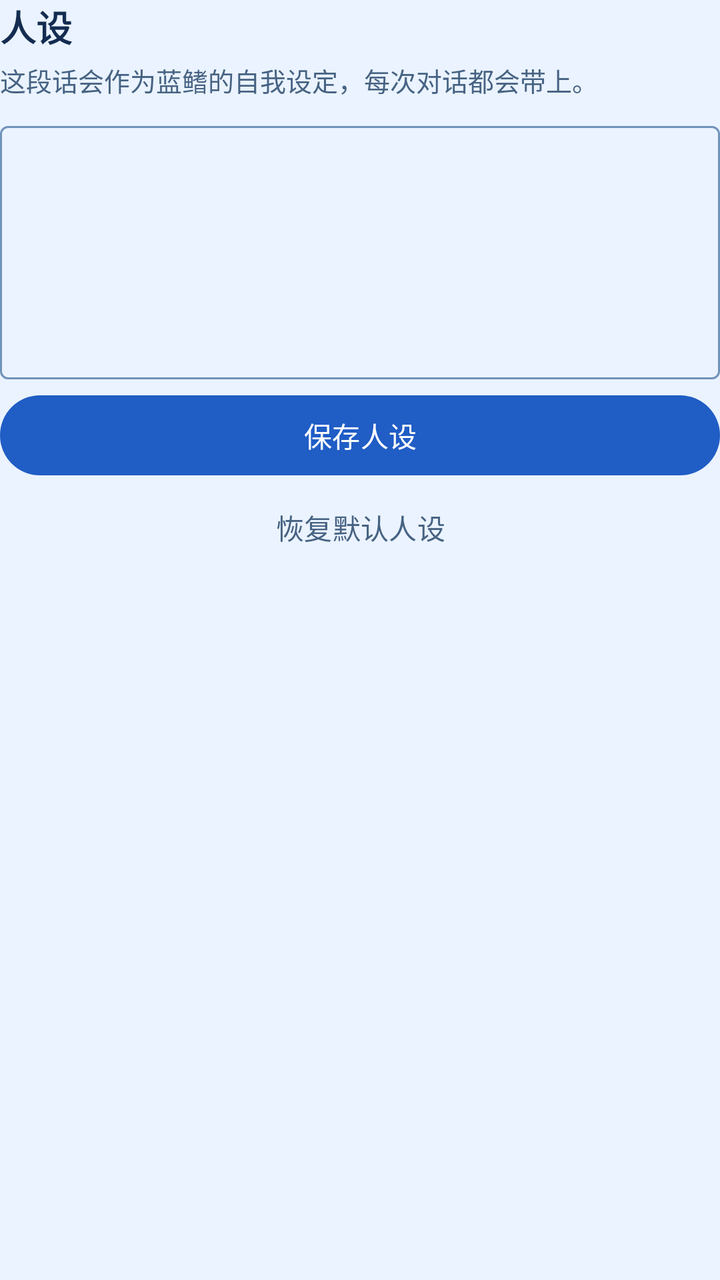
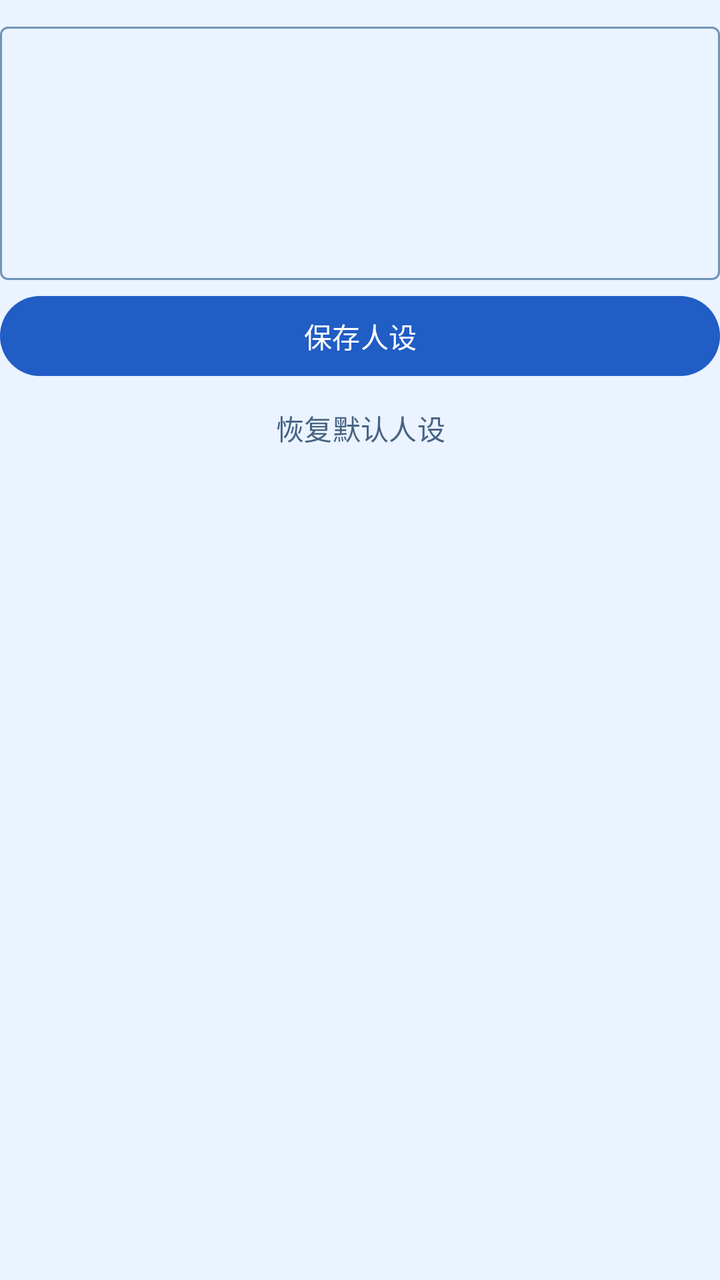

An Android layout rendered at two revisions. The XML below is the earlier revision; the diff shows what the commit changed to produce the second picture.
<!-- AndroidManifest.xml: application theme Theme.Bluefin -->
<!-- res/layout/section_persona_settings.xml -->
<?xml version="1.0" encoding="utf-8"?>
<LinearLayout xmlns:android="http://schemas.android.com/apk/res/android"
    android:layout_width="match_parent"
    android:layout_height="wrap_content"
    android:layout_marginTop="20dp"
    android:orientation="vertical">

    <TextView
        android:layout_width="match_parent"
        android:layout_height="wrap_content"
        android:text="@string/persona_title"
        android:textColor="@color/ink"
        android:textSize="18sp"
        android:textStyle="bold" />

    <TextView
        android:layout_width="match_parent"
        android:layout_height="wrap_content"
        android:layout_marginTop="4dp"
        android:text="@string/persona_help"
        android:textColor="@color/muted"
        android:textSize="13sp" />

    <com.google.android.material.textfield.TextInputLayout
        style="@style/Widget.Material3.TextInputLayout.OutlinedBox"
        android:layout_width="match_parent"
        android:layout_height="wrap_content"
        android:layout_marginTop="8dp">

        <com.google.android.material.textfield.TextInputEditText
            android:id="@+id/persona_text"
            android:layout_width="match_parent"
            android:layout_height="wrap_content"
            android:gravity="top|start"
            android:inputType="textMultiLine"
            android:minLines="5"
            android:paddingTop="12dp" />
    </com.google.android.material.textfield.TextInputLayout>

    <com.google.android.material.button.MaterialButton
        android:id="@+id/persona_save"
        android:layout_width="match_parent"
        android:layout_height="wrap_content"
        android:layout_marginTop="4dp"
        android:minHeight="48dp"
        android:text="@string/persona_save" />

    <com.google.android.material.button.MaterialButton
        android:id="@+id/persona_restore"
        style="@style/Widget.Material3.Button.TextButton"
        android:layout_width="match_parent"
        android:layout_height="wrap_content"
        android:minHeight="44dp"
        android:text="@string/persona_restore"
        android:textColor="@color/muted" />
</LinearLayout>
<!-- resources referenced by this layout -->
<resources>
  <color name="ink">#142C50</color>
  <color name="muted">#476383</color>
  <string name="persona_help">这段话会作为蓝鳍的自我设定，每次对话都会带上。</string>
  <string name="persona_restore">恢复默认人设</string>
  <string name="persona_save">保存人设</string>
  <string name="persona_title">人设</string>
  <style name="Theme.Bluefin" parent="Theme.Material3.Light.NoActionBar">
          <item name="colorPrimary">@color/accent</item>
          <item name="colorOnPrimary">@android:color/white</item>
          <item name="colorSurface">@color/paper</item>
          <item name="colorSurfaceContainerLow">@color/ice</item>
          <item name="colorSurfaceContainerHigh">@color/ice</item>
          <item name="colorSurfaceContainerHighest">@color/blue_mist</item>
          <item name="colorOnSurface">@color/ink</item>
          <item name="colorOnSurfaceVariant">@color/muted</item>
          <item name="colorPrimaryContainer">@color/blue_mist</item>
          <item name="colorOnPrimaryContainer">@color/blue_deep</item>
          <item name="colorSecondaryContainer">@color/blue_mist</item>
          <item name="colorOnSecondaryContainer">@color/blue_deep</item>
          <item name="colorOutline">@color/blue_outline</item>
          <item name="colorOutlineVariant">@color/blue_line</item>
          <item name="android:statusBarColor">@android:color/transparent</item>
          <item name="android:navigationBarColor">@android:color/transparent</item>
          <item name="android:windowBackground">@color/stage</item>
          <item name="android:forceDarkAllowed" tools:targetApi="29">false</item>
      </style>
  <color name="accent">#205DC5</color>
  <color name="paper">#FFFFFF</color>
  <color name="ice">#F1F7FF</color>
  <color name="blue_mist">#E0EEFF</color>
  <color name="blue_deep">#16458F</color>
  <color name="blue_outline">#7193B9</color>
  <color name="blue_line">#CADDF3</color>
  <color name="stage">#EAF3FF</color>
</resources>

<!-- the commit's change to res/layout/section_persona_settings.xml (unified diff, before → after) -->
@@ -2,24 +2,7 @@
 <LinearLayout xmlns:android="http://schemas.android.com/apk/res/android"
     android:layout_width="match_parent"
     android:layout_height="wrap_content"
-    android:layout_marginTop="20dp"
     android:orientation="vertical">
-
-    <TextView
-        android:layout_width="match_parent"
-        android:layout_height="wrap_content"
-        android:text="@string/persona_title"
-        android:textColor="@color/ink"
-        android:textSize="18sp"
-        android:textStyle="bold" />
-
-    <TextView
-        android:layout_width="match_parent"
-        android:layout_height="wrap_content"
-        android:layout_marginTop="4dp"
-        android:text="@string/persona_help"
-        android:textColor="@color/muted"
-        android:textSize="13sp" />
 
     <com.google.android.material.textfield.TextInputLayout
         style="@style/Widget.Material3.TextInputLayout.OutlinedBox"
<!-- resource entries referenced after the edit -->
@@ -2,10 +2,8 @@
 <resources>
   <color name="ink">#142C50</color>
   <color name="muted">#476383</color>
-  <string name="persona_help">这段话会作为蓝鳍的自我设定，每次对话都会带上。</string>
   <string name="persona_restore">恢复默认人设</string>
   <string name="persona_save">保存人设</string>
-  <string name="persona_title">人设</string>
   <style name="Theme.Bluefin" parent="Theme.Material3.Light.NoActionBar">
           <item name="colorPrimary">@color/accent</item>
           <item name="colorOnPrimary">@android:color/white</item>
